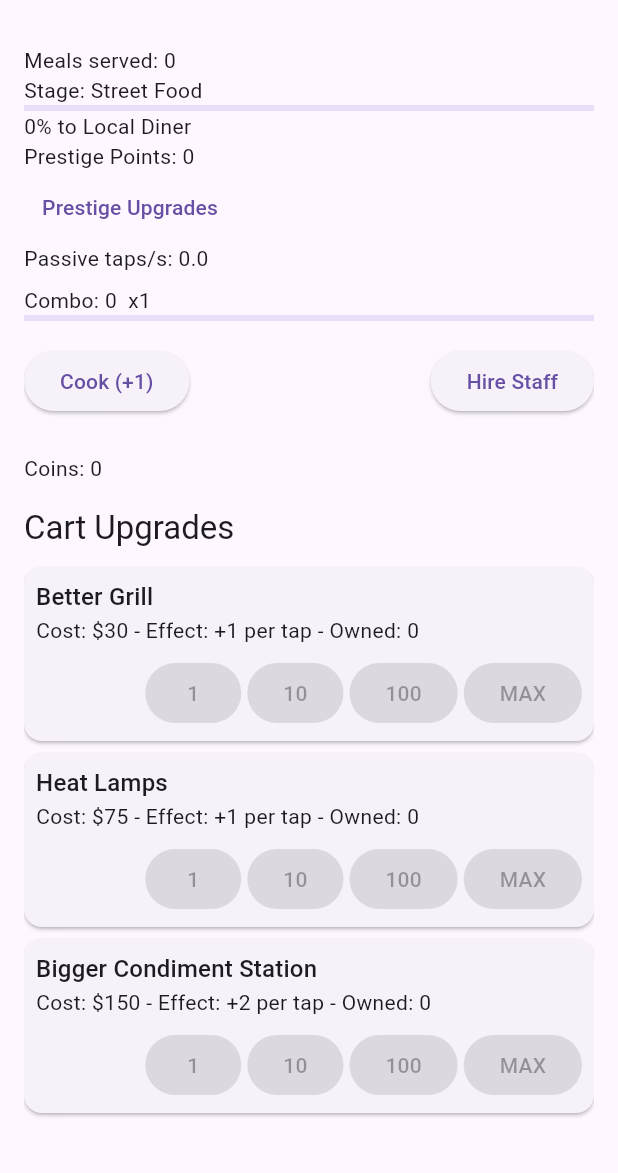
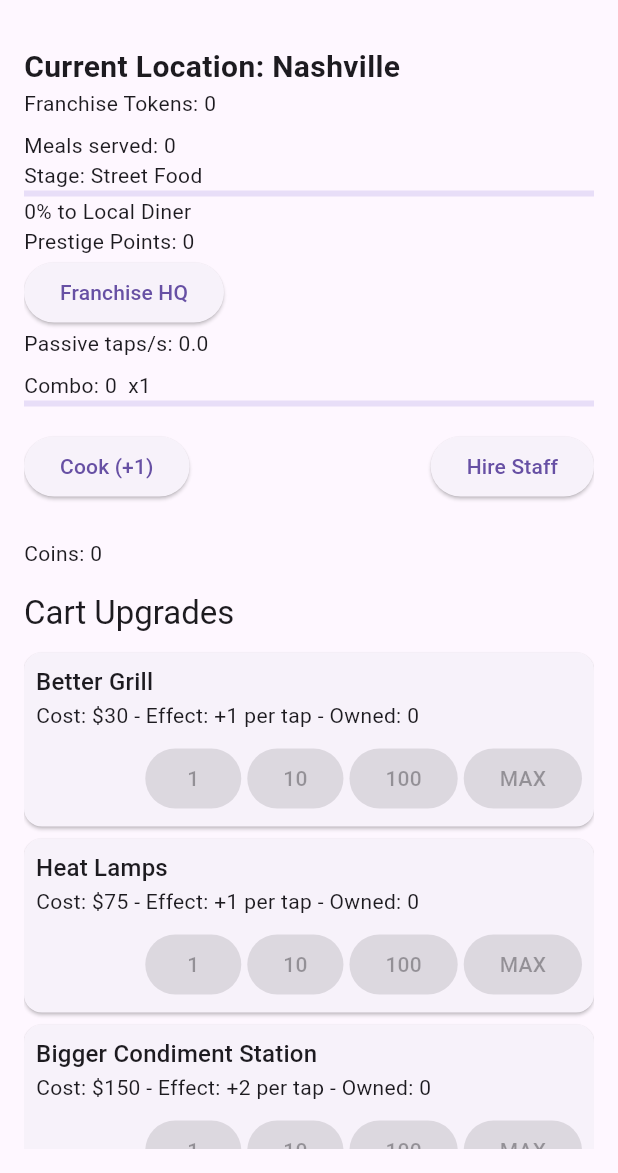
Before and after one commit to zachc71/taptapchef, a Flutter app: the screen it shows after launch, on a phone screen of 412 x 824 dp, the part 63-1236 px from its top. Run offline on Flutter 3.47's test engine with Material 3 defaults, Android fonts, the light colour scheme and no system bars; our stand-ins replace flutter_riverpod, shared_preferences.

Commit message:
Add franchise deals system

```diff
--- a/lib/main.dart
+++ b/lib/main.dart
@@ -19,6 +19,8 @@ import 'widgets/staff_panel.dart';
 import 'widgets/mini_game_dialog.dart';
 import 'widgets/frenzy_overlay.dart';
 import 'widgets/milestone_overlay.dart';
+import 'models/franchise_location.dart';
+import 'widgets/franchise_hq.dart';
 import 'constants/milestones.dart';
 import 'constants/panels.dart';
 import 'models/game_state.dart';
@@ -228,6 +230,21 @@ class _CounterPageState extends ConsumerState<CounterPage>
     );
   }
 
+  void _showFranchiseHQ() {
+    HapticFeedback.selectionClick();
+    showModalBottomSheet(
+      context: context,
+      builder: (_) => FranchiseHQ(
+        game: controller.game,
+        onPurchase: (id) {
+          controller.game.purchasePrestigeUpgrade(id);
+          Navigator.pop(context);
+          setState(() {});
+        },
+      ),
+    );
+  }
+
   Future<void> _resetGame() async {
     await controller.resetGame();
   }
@@ -253,6 +270,35 @@ class _CounterPageState extends ConsumerState<CounterPage>
     );
     if (confirm == true) {
       await _resetGame();
+    }
+  }
+
+  Future<void> _confirmFranchiseDeal() async {
+    HapticFeedback.selectionClick();
+    final tokens = 1 + (controller.game.mealsServed ~/ 1000);
+    final nextIndex =
+        (controller.game.currentLocationIndex + 1) % franchiseProgression.length;
+    final nextName = franchiseProgression[nextIndex].name;
+    final confirm = await showDialog<bool>(
+      context: context,
+      builder: (_) => AlertDialog(
+        title: const Text('Sign Franchise Deal?'),
+        content: Text(
+            'Earn $tokens Franchise Tokens and move to $nextName.\nYour current restaurant progress will be reset.'),
+        actions: [
+          TextButton(
+            onPressed: () => Navigator.pop(context, false),
+            child: const Text('Cancel'),
+          ),
+          ElevatedButton(
+            onPressed: () => Navigator.pop(context, true),
+            child: const Text('Confirm'),
+          ),
+        ],
+      ),
+    );
+    if (confirm == true) {
+      setState(() => controller.game.prestigeUp());
     }
   }
 
@@ -314,6 +360,10 @@ class _CounterPageState extends ConsumerState<CounterPage>
                   child: Column(
                     crossAxisAlignment: CrossAxisAlignment.start,
                     children: [
+                      Text('Current Location: ${controller.game.currentLocation.name}',
+                          style: const TextStyle(fontSize: 20, fontWeight: FontWeight.bold)),
+                      Text('Franchise Tokens: ${controller.game.franchiseTokens}'),
+                      const SizedBox(height: 8),
                       Text('Meals served: ${controller.game.mealsServed}'),
                       Text('Stage: ${controller.game.currentMilestone}'),
                       LinearProgressIndicator(value: progress),
@@ -321,9 +371,9 @@ class _CounterPageState extends ConsumerState<CounterPage>
                           ? 'Final milestone reached'
                           : '${(progress * 100).toStringAsFixed(0)}% to $nextName'),
                       Text('Prestige Points: ${controller.game.prestige.points}'),
-                      TextButton(
-                        onPressed: _showPrestigeSheet,
-                        child: const Text('Prestige Upgrades'),
+                      ElevatedButton(
+                        onPressed: _showFranchiseHQ,
+                        child: const Text('Franchise HQ'),
                       ),
                       Text('Passive taps/s: ${controller.currentTPS.toStringAsFixed(1)}'),
                       const SizedBox(height: 8),
@@ -350,10 +400,8 @@ class _CounterPageState extends ConsumerState<CounterPage>
                         Padding(
                           padding: const EdgeInsets.only(top: 16.0),
                           child: ElevatedButton(
-                            onPressed: () => setState(() => controller.game.prestigeUp()),
-                            child: Text(
-                              'Prestige (x${controller.game.prestige.multiplier.toStringAsFixed(1)})',
-                            ),
+                            onPressed: _confirmFranchiseDeal,
+                            child: const Text('Sign Franchise Deal'),
                           ),
                         ),
                       const SizedBox(height: 24),
--- /dev/null
+++ b/lib/models/franchise_location.dart
@@ -0,0 +1,24 @@
+class FranchiseLocation {
+  final String name;
+  final String tierName;
+  final String artAsset;
+
+  const FranchiseLocation({
+    required this.name,
+    required this.tierName,
+    required this.artAsset,
+  });
+}
+
+const List<FranchiseLocation> franchiseProgression = [
+  FranchiseLocation(name: 'Nashville', tierName: 'City', artAsset: 'assets/images/nashville.png'),
+  FranchiseLocation(name: 'New York', tierName: 'City', artAsset: 'assets/images/new_york.png'),
+  FranchiseLocation(name: 'Tokyo', tierName: 'City', artAsset: 'assets/images/tokyo.png'),
+
+  FranchiseLocation(name: 'USA', tierName: 'Country', artAsset: 'assets/images/usa.png'),
+  FranchiseLocation(name: 'Canada', tierName: 'Country', artAsset: 'assets/images/canada.png'),
+  FranchiseLocation(name: 'Japan', tierName: 'Country', artAsset: 'assets/images/japan.png'),
+
+  FranchiseLocation(name: 'Earth', tierName: 'Planet', artAsset: 'assets/images/earth.png'),
+  FranchiseLocation(name: 'Mars', tierName: 'Planet', artAsset: 'assets/images/mars.png'),
+];
--- a/lib/models/game_state.dart
+++ b/lib/models/game_state.dart
@@ -1,11 +1,19 @@
 import 'package:flutter/foundation.dart';
 
 import 'prestige.dart';
+import 'franchise_location.dart';
+import 'prestige_upgrade.dart';
 
 class GameState extends ChangeNotifier {
   int mealsServed;
   int milestoneIndex;
   final Prestige prestige;
+  int franchiseTokens = 0;
+  int currentLocationIndex = 0;
+  Map<String, int> purchasedPrestigeUpgrades = {};
+
+  FranchiseLocation get currentLocation =>
+      franchiseProgression[currentLocationIndex];
 
   GameState({this.mealsServed = 0, this.milestoneIndex = 0, Prestige? prestige})
       : prestige = prestige ?? Prestige();
@@ -53,8 +61,22 @@ class GameState extends ChangeNotifier {
 
   void prestigeUp() {
     if (atFinalMilestone) {
-      prestige.gainPoint();
+      int tokensEarned = 1 + (mealsServed ~/ 1000);
+      franchiseTokens += tokensEarned;
+      currentLocationIndex =
+          (currentLocationIndex + 1) % franchiseProgression.length;
       resetProgress();
     }
   }
+
+  void purchasePrestigeUpgrade(String upgradeId) {
+    final upgrade = prestigeUpgrades[upgradeId];
+    if (upgrade == null) return;
+    final currentLevel = purchasedPrestigeUpgrades[upgradeId] ?? 0;
+    final cost = upgrade.getCost(currentLevel);
+    if (cost == -1 || franchiseTokens < cost) return;
+    franchiseTokens -= cost;
+    purchasedPrestigeUpgrades[upgradeId] = currentLevel + 1;
+    notifyListeners();
+  }
 }
--- /dev/null
+++ b/lib/models/prestige_upgrade.dart
@@ -0,0 +1,48 @@
+class PrestigeUpgrade {
+  final String id;
+  final String name;
+  final String description;
+  final int maxLevel;
+  final int baseCost;
+  final double costMultiplier;
+
+  PrestigeUpgrade({
+    required this.id,
+    required this.name,
+    required this.description,
+    this.maxLevel = 10,
+    this.baseCost = 1,
+    this.costMultiplier = 1.5,
+  });
+
+  int getCost(int currentLevel) {
+    if (currentLevel >= maxLevel) return -1;
+    return (baseCost * (costMultiplier * currentLevel)).ceil() + baseCost;
+  }
+}
+
+final Map<String, PrestigeUpgrade> prestigeUpgrades = {
+  'michelin_star': PrestigeUpgrade(
+    id: 'michelin_star',
+    name: 'Michelin Star Training',
+    description: '+10% to all profits per level.',
+    maxLevel: 20,
+    baseCost: 1,
+    costMultiplier: 1.2,
+  ),
+  'celeb_endorsement': PrestigeUpgrade(
+    id: 'celeb_endorsement',
+    name: 'Celebrity Chef Endorsement',
+    description: 'Start every new Franchise with the first 2 staff members already hired.',
+    maxLevel: 1,
+    baseCost: 10,
+  ),
+  'ghost_kitchens': PrestigeUpgrade(
+    id: 'ghost_kitchens',
+    name: 'Ghost Kitchens',
+    description: 'Retain 5% of your previous Franchise\'s passive income per level.',
+    maxLevel: 5,
+    baseCost: 5,
+    costMultiplier: 2.0,
+  ),
+};
```
Also changed, not shown: lib/controllers/game_controller.dart (+8 -1 lines), lib/services/storage.dart (+28 -0 lines), lib/widgets/franchise_hq.dart (added, +65 -0 lines).
